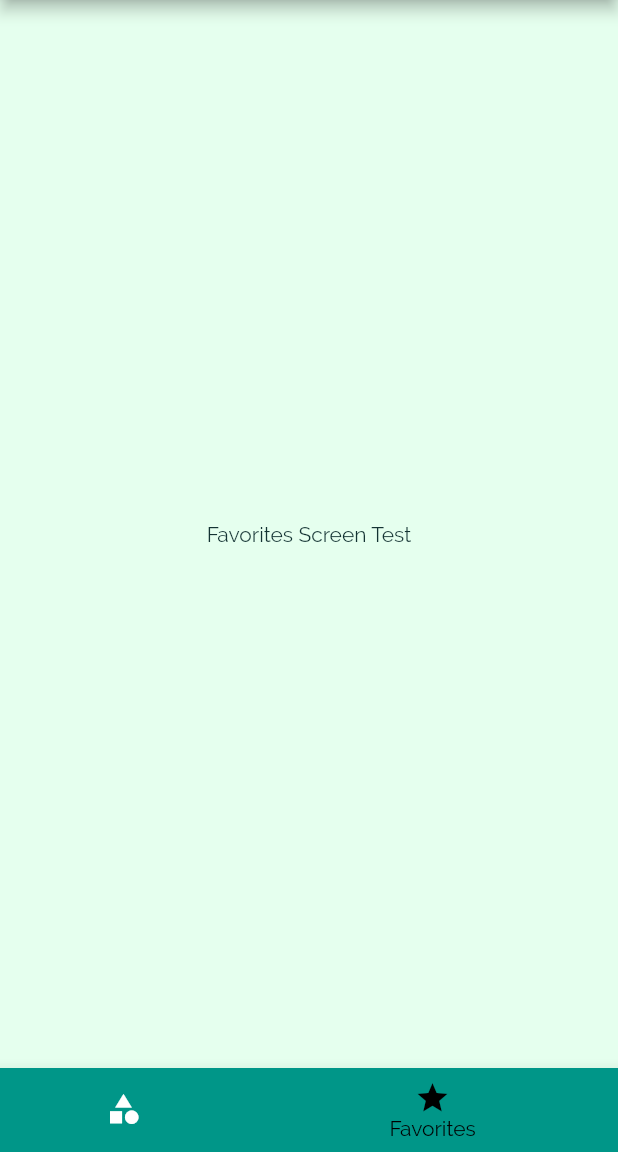
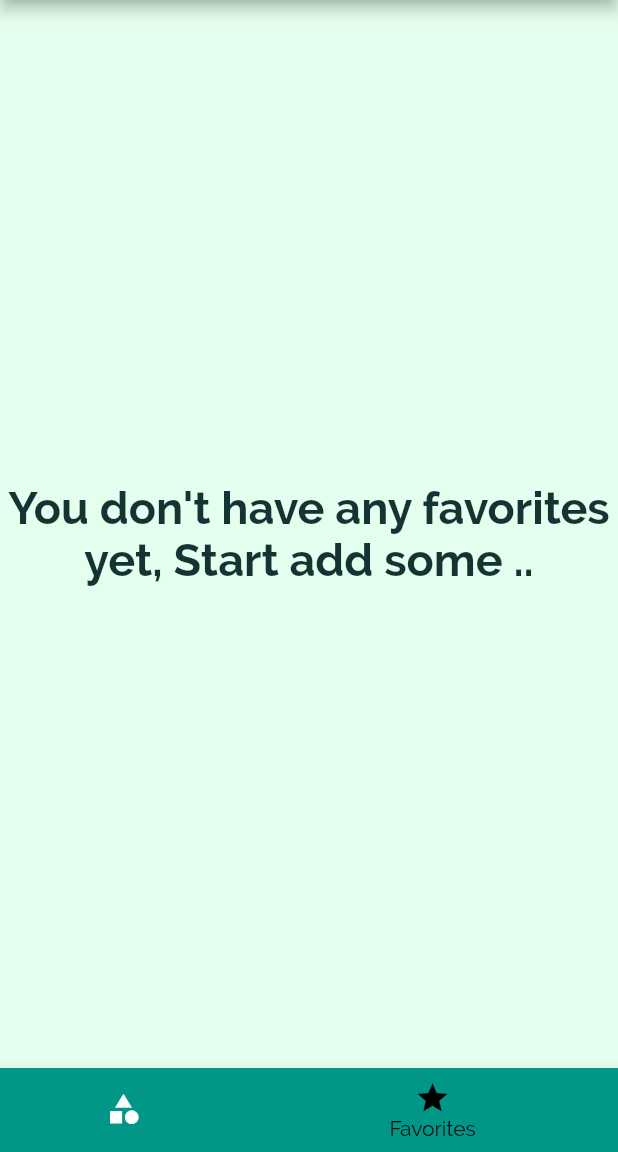
Before and after one commit to AbdelrahmanEhab20/meals_app_flutter, a Flutter app: the screen it shows after launch, item 2 of the bottom bar chosen, on a phone screen of 412 x 824 dp, the part 84-1236 px from its top. Run offline on Flutter 3.47's test engine with Material 2 defaults, Android fonts, the phone set to English and light mode, and no system bars.

Commit message:
Add Favorite + Editing the app +test

```diff
--- a/lib/main.dart
+++ b/lib/main.dart
@@ -11,10 +11,10 @@ void main() => runApp(MyApp());
 
 class MyApp extends StatefulWidget {
   @override
-  State<MyApp> createState() => _MyAppState();
+  State<MyApp> createState() => begriming();
 }
 
-class _MyAppState extends State<MyApp> {
+class begriming extends State<MyApp> {
   Map<String, bool> _filters = {
     'glutenFree': false,
     'vegetarian': false,
@@ -22,8 +22,13 @@ class _MyAppState extends State<MyApp> {
     'lactoseFree': false,
   };
 
+  //to start Dealing with Filters and make them available
   List<Meal> _availableMeals = DUMMY_MEALS;
+  //to start Dealing with favorite items in our app and
+  // at the begaining is empty list
+  List<Meal> favoriteMeals = [];
 
+//Function For Handling the State of Filters
   void _saveFilters(Map<String, bool> filtersData) {
     setState(() {
       _filters = filtersData;
@@ -43,6 +48,32 @@ class _MyAppState extends State<MyApp> {
         return true;
       }).toList();
     });
+  }
+
+//Function For Handling the State of Favorites
+  void _toggleFavorites(String mealId) {
+    //indexWhere --> Check if This element of part of that list
+    //and gives us it's index
+    final existingIndex = favoriteMeals.indexWhere((meal) => meal.id == mealId);
+    // if existingIndex = number greater than 0
+    // then it's exist if -1 then add it to this list
+    if (existingIndex >= 0) {
+      setState(() {
+        //it's exist so delete when we click btn again
+        favoriteMeals.removeAt(existingIndex);
+      });
+    } else {
+      setState(() {
+        //first meal will be found will be added to favorite list
+        favoriteMeals.add(DUMMY_MEALS.firstWhere((meal) => meal.id == mealId));
+      });
+    }
+  }
+
+// For Check If this item with that id in favorite list of not to mark it
+  bool isFavoriteMeal(String id) {
+    //run on each element with any()
+    return favoriteMeals.any((meal) => meal.id == id);
   }
 
   @override
@@ -75,9 +106,10 @@ class _MyAppState extends State<MyApp> {
       ),
       // home:Categories() ,
       routes: {
-        '/': (context) => TapsWidget(),
+        '/': (context) => TapsWidget(favoriteMeals),
         CategoryMeals.routeName: (ctx) => CategoryMeals(_availableMeals),
-        MealDetails.routeName: (ctx) => MealDetails(),
+        MealDetails.routeName: (ctx) =>
+            MealDetails(_toggleFavorites, isFavoriteMeal),
         Filters.routeName: (ctx) => Filters(_filters, _saveFilters),
       },
       onUnknownRoute: ((settings) {
--- a/lib/screens/favorites.dart
+++ b/lib/screens/favorites.dart
@@ -1,10 +1,36 @@
 import 'package:flutter/material.dart';
+import 'package:mealsappp/models/meal.dart';
+
+import '../widgets/meal_item.dart';
 
 class Favorites extends StatelessWidget {
+  final List<Meal> favoriteList;
+
+  Favorites(this.favoriteList);
+
   @override
   Widget build(BuildContext context) {
-    return Scaffold(
-      body: Center(child: Text("Favorites Screen Test")),
-    );
+    if (favoriteList.isEmpty) {
+      return Center(
+          child: Text(
+        "You don't have any favorites yet, Start add some ..",
+        style: TextStyle(fontSize: 30, fontWeight: FontWeight.bold),
+        textAlign: TextAlign.center,
+      ));
+    } else {
+      return ListView.builder(
+        itemCount: favoriteList.length,
+        itemBuilder: (ctx, index) {
+          return MealItem(
+            id: favoriteList[index].id,
+            affordability: favoriteList[index].affordability,
+            complexity: favoriteList[index].complexity,
+            duration: favoriteList[index].duration,
+            imageUrl: favoriteList[index].imageUrl,
+            title: favoriteList[index].title,
+          );
+        },
+      );
+    }
   }
 }
--- a/lib/screens/taps_page.dart
+++ b/lib/screens/taps_page.dart
@@ -1,9 +1,13 @@
 import 'package:flutter/material.dart';
+import 'package:mealsappp/models/meal.dart';
 import '../widgets/main_drawer.dart';
 import '../screens/categories.dart';
 import '../screens/favorites.dart';
 
 class TapsWidget extends StatefulWidget {
+  final List<Meal> favoriteList;
+
+  TapsWidget(this.favoriteList);
   @override
   State<TapsWidget> createState() => _TapsWidgetState();
 }
@@ -13,11 +17,20 @@ class _TapsWidgetState extends State<TapsWidget> {
 
   //we can edit this list to be a small map and give keys value as page and title key for each page ,
   //so when we tap on specific tap it will pass the title of this screen
-  final List<Map<String, Object>> _pages = [
-    {"page": Categories(), 'title': 'Categories'},
-    {"page": Favorites(), 'title': 'Favorites'}
-  ];
+  List<Map<String, Object>> _pages;
   int _selectedIndexPage = 0;
+
+  @override
+  void initState() {
+    _pages = [
+      {"page": Categories(), 'title': 'Categories'},
+      // Pass The Favorite List For it's Widget  but it will pass error because
+      //it doesn't allow widget here ,
+      // final will be removed and intialized it in initstate
+      {"page": Favorites(widget.favoriteList), 'title': 'Favorites'}
+    ];
+    super.initState();
+  }
 
   void _pageSelected(int index) {
     setState(() {
```
Also changed, not shown: lib/screens/category_meals.dart (+5 -6 lines), lib/screens/meal_detail.dart (+11 -4 lines), lib/widgets/meal_item.dart (+3 -4 lines).
